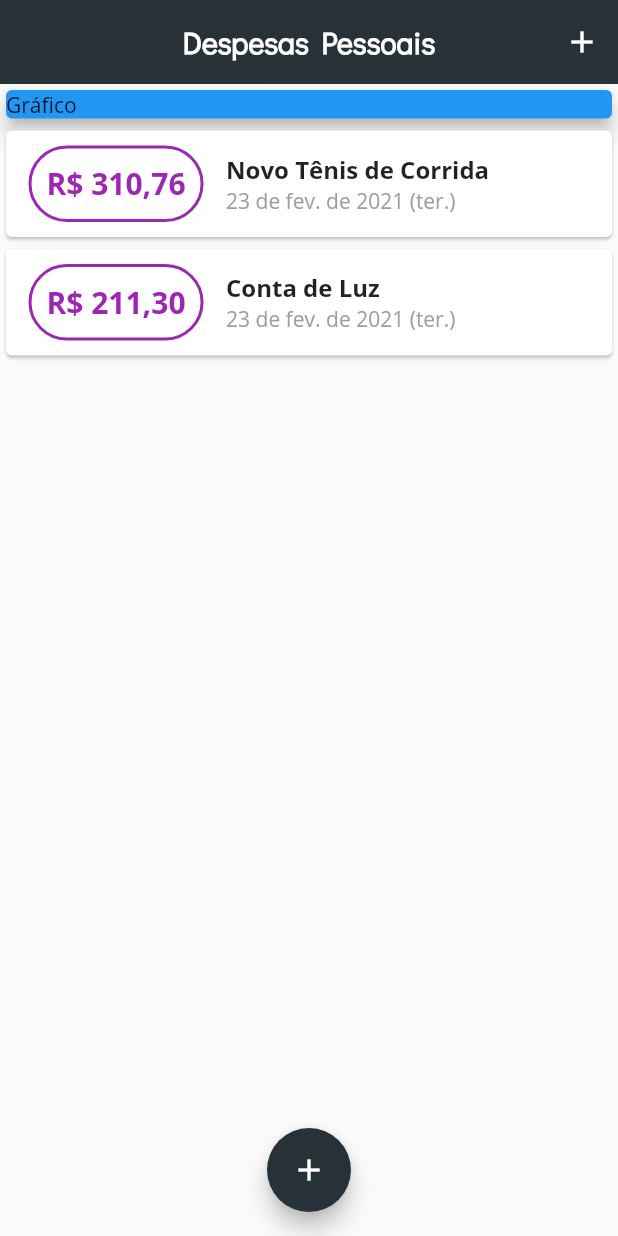
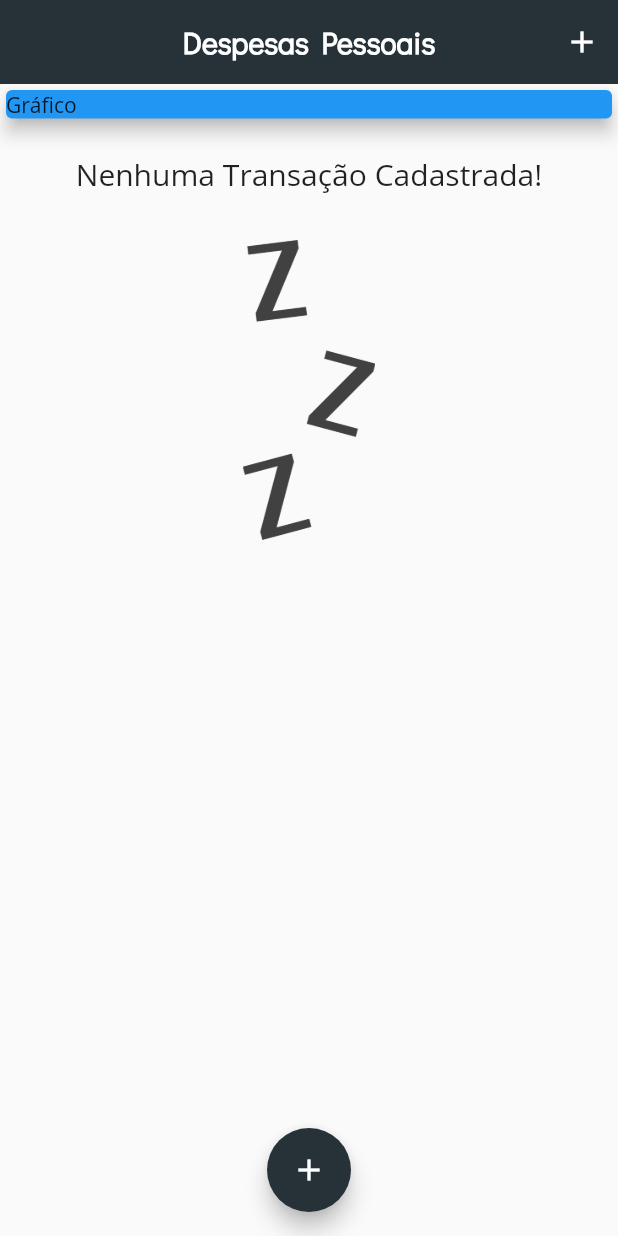
Before and after one commit to FabioLucassc/Despesas-Pessoais, a Flutter app: the screen it shows after launch, on a phone screen of 412 x 824 dp. Run offline on Flutter 3.47's test engine with Material 2 defaults, Android fonts, the phone set to English and light mode, and no system bars; our stand-ins replace flutter_masked_text.

Commit message:
Transaction Void

```diff
--- a/expenses/lib/components/transaction_list.dart
+++ b/expenses/lib/components/transaction_list.dart
@@ -11,7 +11,25 @@ class TransactionList extends StatelessWidget {
   Widget build(BuildContext context) {
     return Container(
       height: 300,
-      child: ListView.builder(
+      child: transaction.isEmpty
+          ? Column(
+              children: <Widget>[
+                SizedBox(height: 20),
+                Text(
+                  'Nenhuma Transação Cadastrada!',
+                  style: Theme.of(context).textTheme.headline6,
+                ),
+                SizedBox(height: 30),
+                Container(
+                  height: 200,
+                  child: Image.asset(
+                    'assets/images/waiting.png',
+                    fit: BoxFit.cover,
+                  ),
+                ),
+              ],
+            )
+          : ListView.builder(
               itemCount: transaction.length,
               itemBuilder: (ctx, index) {
                 final tr = transaction[index];
@@ -58,6 +76,7 @@ class TransactionList extends StatelessWidget {
                       children: <Widget>[
                         Text(
                           tr.title,
+                          // style: Theme.of(context).textTheme.headline6,
                           style: TextStyle(
                             fontWeight: FontWeight.bold,
                             fontSize: 16,
--- a/expenses/lib/main.dart
+++ b/expenses/lib/main.dart
@@ -42,19 +42,19 @@ class MyHomePage extends StatefulWidget {
 }
 
 class _MyHomePageState extends State<MyHomePage> {
-  final _transactions = [
-    Transaction(
-      id: 't1',
-      title: 'Novo Tênis de Corrida',
-      value: 310.76,
-      date: DateTime.now(),
-    ),
-    Transaction(
-      id: 't2',
-      title: 'Conta de Luz',
-      value: 211.30,
-      date: DateTime.now(),
-    ),
+  final List<Transaction> _transactions = [
+    // Transaction(
+    //   id: 't1',
+    //   title: 'Novo Tênis de Corrida',
+    //   value: 310.76,
+    //   date: DateTime.now(),
+    // ),
+    // Transaction(
+    //   id: 't2',
+    //   title: 'Conta de Luz',
+    //   value: 211.30,
+    //   date: DateTime.now(),
+    // ),
   ];
 
   _addTransaction(String title, double value) {
--- a/expenses/pubspec.yaml
+++ b/expenses/pubspec.yaml
@@ -55,8 +55,8 @@ flutter:
   uses-material-design: true
 
   # To add assets to your application, add an assets section, like this:
-  # assets:
-  #   - images/a_dot_burr.jpeg
+  assets:
+    - assets/images/waiting.png
   #   - images/a_dot_ham.jpeg
 
   # An image asset can refer to one or more resolution-specific "variants", see
```
Also changed, not shown: expenses/assets/images/waiting.png (added). Lines whose indentation alone changed are shown as unchanged.
